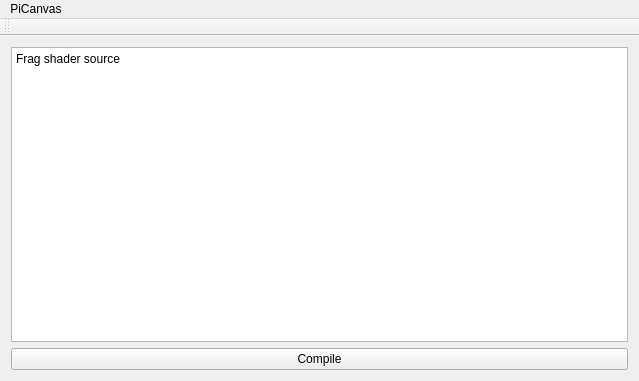
Old version of the form mainwindow.ui in the repository hkilian/piCanvas.
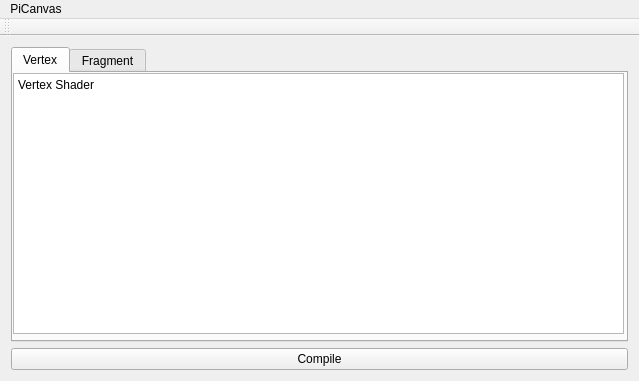
New version of the form. The open tabs and pages were chosen to show the change.

Commit message: Text edit for both frag and vert shaders

Patch:
```diff
--- a/mainwindow.ui
+++ b/mainwindow.ui
@@ -27,7 +27,7 @@
     <item>
      <layout class="QHBoxLayout" name="mainContainer">
       <item>
-       <widget class="QPlainTextEdit" name="textEdit">
+       <widget class="QTabWidget" name="Tabs">
         <property name="sizePolicy">
          <sizepolicy hsizetype="Preferred" vsizetype="Preferred">
           <horstretch>0</horstretch>
@@ -40,9 +40,69 @@
           <height>100</height>
          </size>
         </property>
-        <property name="plainText">
-         <string>Frag shader source</string>
+        <property name="currentIndex">
+         <number>1</number>
         </property>
+        <widget class="QWidget" name="VertexTab">
+         <property name="minimumSize">
+          <size>
+           <width>0</width>
+           <height>0</height>
+          </size>
+         </property>
+         <attribute name="title">
+          <string>Vertex</string>
+         </attribute>
+         <widget class="QPlainTextEdit" name="textEditVertex">
+          <property name="geometry">
+           <rect>
+            <x>0</x>
+            <y>0</y>
+            <width>611</width>
+            <height>261</height>
+           </rect>
+          </property>
+          <property name="sizePolicy">
+           <sizepolicy hsizetype="Preferred" vsizetype="Preferred">
+            <horstretch>0</horstretch>
+            <verstretch>0</verstretch>
+           </sizepolicy>
+          </property>
+          <property name="minimumSize">
+           <size>
+            <width>100</width>
+            <height>100</height>
+           </size>
+          </property>
+          <property name="plainText">
+           <string>Vertex Shader</string>
+          </property>
+         </widget>
+        </widget>
+        <widget class="QWidget" name="FragmentTab">
+         <attribute name="title">
+          <string>Fragment</string>
+         </attribute>
+         <widget class="QPlainTextEdit" name="textEditFragment">
+          <property name="geometry">
+           <rect>
+            <x>0</x>
+            <y>0</y>
+            <width>611</width>
+            <height>261</height>
+           </rect>
+          </property>
+          <property name="sizePolicy">
+           <sizepolicy hsizetype="Preferred" vsizetype="Preferred">
+            <horstretch>0</horstretch>
+            <verstretch>0</verstretch>
+           </sizepolicy>
+          </property>
+          <property name="plainText">
+           <string>Fragment Shader</string>
+          </property>
+         </widget>
+        </widget>
        </widget>
       </item>
      </layout>
```
The commit also changes 4 other files.
